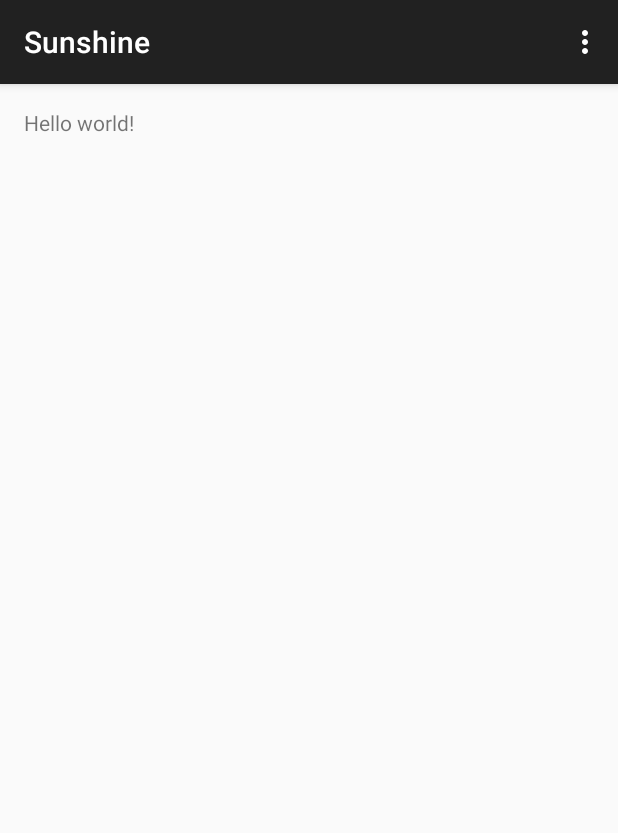
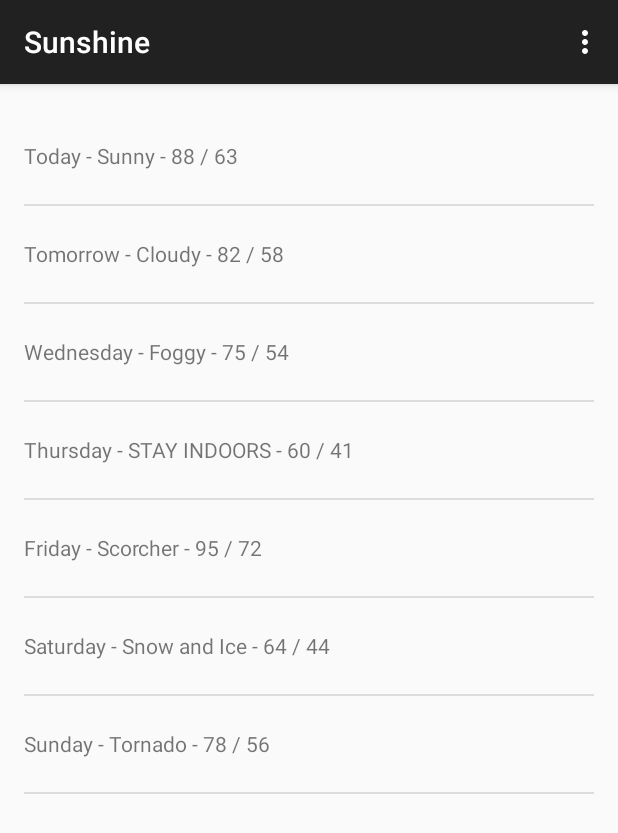
Before and after one commit to edmundjohnson/nd-sunshine, an Android app: the screen it shows after launch (MainActivity), on a phone screen of 412 x 824 dp. Shown: the top 833 px of the screen. Run offline under Robolectric (Android 15) with nearby library versions, the phone set to English and light mode, and no system bars.

Commit message:
Complete lesson 1

```diff
--- a/app/src/main/java/uk/jumpingmouse/sunshine/MainActivity.java
+++ b/app/src/main/java/uk/jumpingmouse/sunshine/MainActivity.java
@@ -1,15 +1,15 @@
 package uk.jumpingmouse.sunshine;
 
 import android.os.Bundle;
-import android.support.v4.app.Fragment;
 import android.support.v7.app.AppCompatActivity;
-import android.view.LayoutInflater;
 import android.view.Menu;
 import android.view.MenuItem;
-import android.view.View;
-import android.view.ViewGroup;
 
 
+/**
+ * The main activity.
+ * @author Edmund Johnson.
+ */
 public class MainActivity extends AppCompatActivity {
 
     @Override
@@ -41,19 +41,4 @@ public class MainActivity extends AppCompatActivity {
         return super.onOptionsItemSelected(item);
     }
 
-    /**
-     * A placeholder fragment containing a simple view.
-     */
-    public static class PlaceholderFragment extends Fragment {
-
-        public PlaceholderFragment() {
-        }
-
-        @Override
-        public View onCreateView(LayoutInflater inflater, ViewGroup container,
-                                 Bundle savedInstanceState) {
-            return inflater.inflate(R.layout.fragment_main, container, false);
-        }
-    }
-
 }
--- /dev/null
+++ b/app/src/main/java/uk/jumpingmouse/sunshine/MainActivityFragment.java
@@ -0,0 +1,57 @@
+package uk.jumpingmouse.sunshine;
+
+import android.os.Bundle;
+import android.support.v4.app.Fragment;
+import android.view.LayoutInflater;
+import android.view.View;
+import android.view.ViewGroup;
+import android.widget.ArrayAdapter;
+import android.widget.ListView;
+
+import java.util.ArrayList;
+import java.util.Arrays;
+import java.util.List;
+
+/**
+ * The fragment for the forecast list.
+ * @author Edmund Johnson.
+ */
+public class MainActivityFragment extends Fragment {
+
+    /**
+     * Default constructor.
+     */
+    public MainActivityFragment() {
+    }
+
+    @Override
+    public View onCreateView(LayoutInflater inflater, ViewGroup container,
+                             Bundle savedInstanceState) {
+        View rootView = inflater.inflate(R.layout.fragment_main, container, false);
+
+        String[] forecastArray = new String[] {
+                "Today - Sunny - 88 / 63",
+                "Tomorrow - Cloudy - 82 / 58",
+                "Wednesday - Foggy - 75 / 54",
+                "Thursday - STAY INDOORS - 60 / 41",
+                "Friday - Scorcher - 95 / 72",
+                "Saturday - Snow and Ice - 64 / 44",
+                "Sunday - Tornado - 78 / 56"
+        };
+        List<String> weekForecastItem = new ArrayList<>(Arrays.asList(forecastArray));
+
+        ArrayAdapter<String> forecastAdapter = new ArrayAdapter<>(
+                // the current context
+                getActivity(),
+                // the list item layout
+                R.layout.list_item_forecast,
+                // the TextView to populate
+                R.id.list_item_forecast_textview,
+                weekForecastItem);
+
+        ListView listForecast = (ListView) rootView.findViewById(R.id.listview_forecast);
+        listForecast.setAdapter(forecastAdapter);
+
+        return rootView;
+    }
+}
--- a/app/src/main/res/layout/activity_main.xml
+++ b/app/src/main/res/layout/activity_main.xml
@@ -1,5 +1,7 @@
 <fragment xmlns:android="http://schemas.android.com/apk/res/android"
-    xmlns:tools="http://schemas.android.com/tools" android:id="@+id/fragment"
-    android:name="uk.jumpingmouse.sunshine.MainActivity$PlaceholderFragment"
-    tools:layout="@layout/fragment_main" android:layout_width="match_parent"
-    android:layout_height="match_parent" />
+    xmlns:tools="http://schemas.android.com/tools"
+    android:id="@+id/fragment"
+    android:name="uk.jumpingmouse.sunshine.MainActivityFragment"
+    android:layout_width="match_parent"
+    android:layout_height="match_parent"
+    tools:layout="@layout/fragment_main" />
--- a/app/src/main/res/layout/fragment_main.xml
+++ b/app/src/main/res/layout/fragment_main.xml
@@ -1,11 +1,16 @@
-<RelativeLayout xmlns:android="http://schemas.android.com/apk/res/android"
-    xmlns:tools="http://schemas.android.com/tools" android:layout_width="match_parent"
-    android:layout_height="match_parent" android:paddingLeft="@dimen/activity_horizontal_margin"
+<FrameLayout xmlns:android="http://schemas.android.com/apk/res/android"
+    xmlns:tools="http://schemas.android.com/tools"
+    android:layout_width="match_parent"
+    android:layout_height="match_parent"
+    android:paddingLeft="@dimen/activity_horizontal_margin"
     android:paddingRight="@dimen/activity_horizontal_margin"
     android:paddingTop="@dimen/activity_vertical_margin"
-    android:paddingBottom="@dimen/activity_vertical_margin" tools:context=".MainActivityFragment">
+    android:paddingBottom="@dimen/activity_vertical_margin"
+    tools:context=".MainActivityFragment">
 
-    <TextView android:text="@string/hello_world" android:layout_width="wrap_content"
-        android:layout_height="wrap_content" />
+    <ListView
+        android:layout_width="match_parent"
+        android:layout_height="match_parent"
+        android:id="@+id/listview_forecast" />
 
-</RelativeLayout>
+</FrameLayout>
--- /dev/null
+++ b/app/src/main/res/layout/list_item_forecast.xml
@@ -0,0 +1,8 @@
+<?xml version="1.0" encoding="utf-8"?>
+<TextView xmlns:android="http://schemas.android.com/apk/res/android"
+    android:layout_width="match_parent"
+    android:layout_height="wrap_content"
+    android:minHeight="?android:attr/listPreferredItemHeight"
+    android:gravity="center_vertical"
+    android:id="@+id/list_item_forecast_textview">
+</TextView>
--- a/app/src/main/res/values/strings.xml
+++ b/app/src/main/res/values/strings.xml
@@ -1,5 +1,5 @@
 <resources>
     <string name="app_name">Sunshine</string>
-    <string name="hello_world">Hello world!</string>
     <string name="action_settings">Settings</string>
+
 </resources>
```
